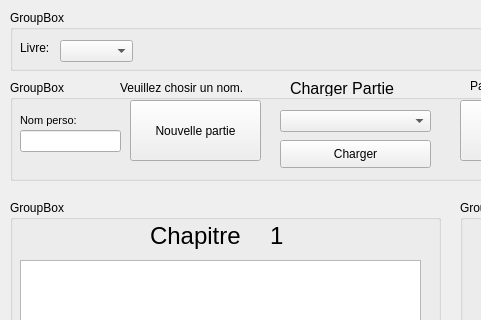
Old version of the form main_window.ui in the repository 2162216cotevincent/BD2_LDVELH; both pictures show x 0 to 481 and y 0 to 320 of the 798 by 600 pixel window.
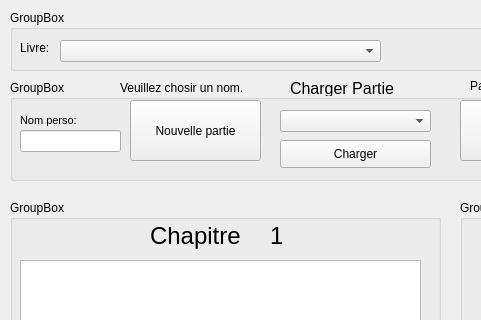
New version of the form.

```diff
--- a/main_window.ui
+++ b/main_window.ui
@@ -44,7 +44,7 @@
       <rect>
        <x>50</x>
        <y>30</y>
-       <width>73</width>
+       <width>321</width>
        <height>22</height>
       </rect>
      </property>
```
